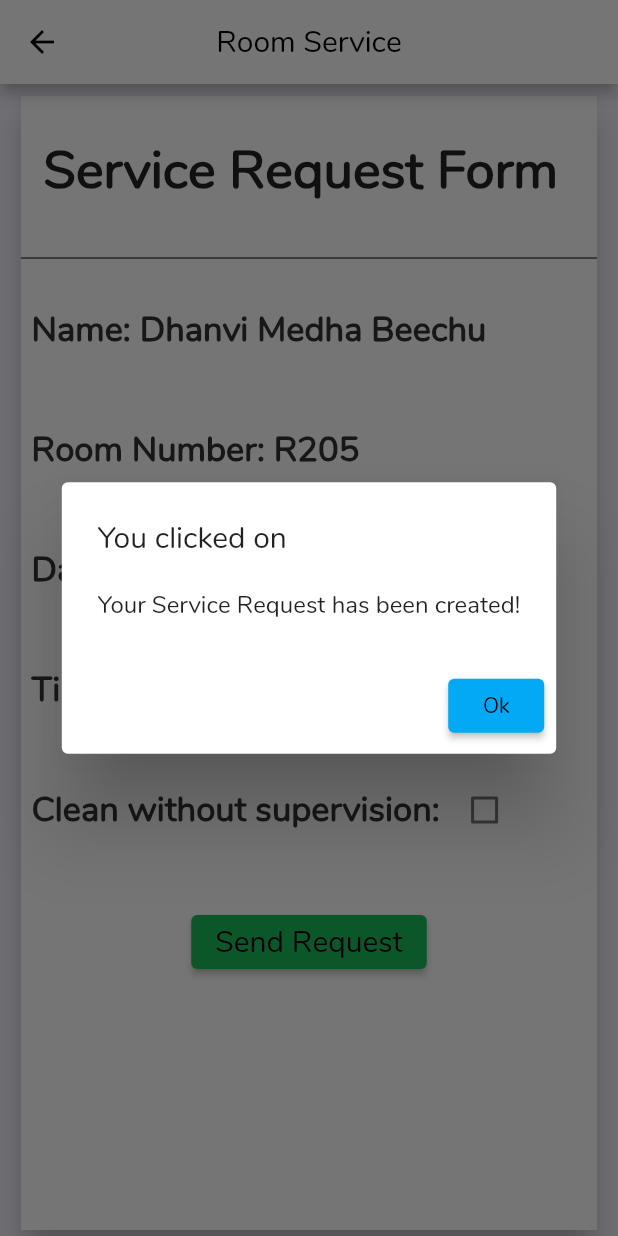
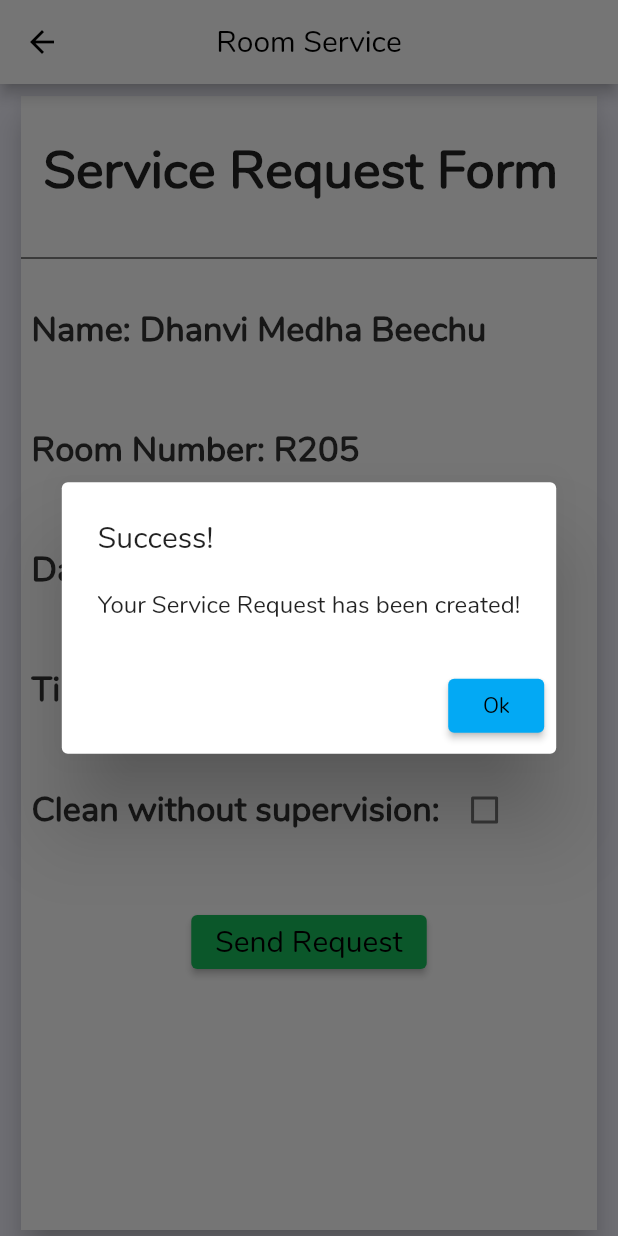
Before and after one commit to unbalancedvariance/CampusAutomation, a Flutter app: the SignUpPage screen opened by its route, after a tap on "Send Request", on a phone screen of 412 x 824 dp. Run offline on Flutter 3.47's test engine with Material 2 defaults, Android fonts, the phone set to English and light mode, and no system bars.

Commit message:
Update form.dart

```diff
--- a/campus_automation/lib/form.dart
+++ b/campus_automation/lib/form.dart
@@ -1,5 +1,8 @@
+import 'dart:convert';
+import 'queries.dart';
 import 'package:flutter/cupertino.dart';
 import 'package:flutter/material.dart';
+import 'package:http/http.dart' as http;
 import 'size_config.dart';
 import 'home_page.dart';
 
@@ -7,11 +10,11 @@ import 'home_page.dart';
 class SignUpPage extends StatefulWidget {
   static String tag = 'form';
   @override
-  _SignUpPageStage createState() => _SignUpPageStage();
+  _SignUpPageState createState() => _SignUpPageState();
 }
 
 
-class _SignUpPageStage extends State<SignUpPage> {
+class _SignUpPageState extends State<SignUpPage> {
   @override
   Widget build(BuildContext context) {
     return Scaffold(
@@ -45,7 +48,7 @@ class _MycardWidgetState extends State<MyCardWidget>{
         child: Container(
           width: SizeConfig.screenWidth,
           height: SizeConfig.screenHeight,
-          padding: new EdgeInsets.fromLTRB(4, 4, 4, 0),
+          padding:  EdgeInsets.fromLTRB(4, 4, 4, 0),
           child: Card(
             shape: RoundedRectangleBorder(
               //  borderRadius: BorderRadius.circular(15.0),
@@ -269,11 +272,32 @@ class _MycardWidgetState extends State<MyCardWidget>{
     );
 
   }
+  /*Future<http.Response> createAlbum(String title) async {
+    final response = await http.post(
+      Uri.parse('https://jsonplaceholder.typicode.com/albums'),
+      headers: <String, String>{
+        'Content-Type': 'application/json; charset=UTF-8',
+      },
+      body: jsonEncode(<String, String>{
+        'title': title,
+      }),
+    );
+
+    if (response.statusCode == 201) {
+      // If the server did return a 201 CREATED response,
+      // then parse the JSON.
+      //
+     // debugPrint();
+      //return Album.fromJson(jsonDecode(response.body));
+    }
+    else throw  Exception();
+
+  }  */
   void showAlertDialog(BuildContext context) => showDialog(
       context: context, barrierDismissible: false, // user must tap button!
       builder: (BuildContext context) {
-        return new AlertDialog(
-          title: new Text('You clicked on'),
+        return  AlertDialog(
+          title: new Text('Success!'),
           content: new SingleChildScrollView(
             child: new ListBody(
               children: [
@@ -282,13 +306,22 @@ class _MycardWidgetState extends State<MyCardWidget>{
             ),
           ),
           actions: [
-            new ElevatedButton(
-              child: new Text('Ok'),
+             ElevatedButton(
+              child: Text('Ok'),
               onPressed: () {
+                query q = query(pickeddate.year,pickeddate.month,pickeddate.day,pickeddate.hour,pickeddate.minute);
+                http.post(
+                  Uri.parse('https://jsonplaceholder.typicode.com/albums'),
+                  headers: <String, String>{
+                    'Content-Type': 'application/json; charset=UTF-8',
+                  },
+                  body: jsonEncode(q.toJson()),
+                );
+               // http://9537-103-197-113-75.ngrok.io
                 Navigator.of(context).pop();
                 Navigator.of(context).pushNamed(HomePage.tag);
-              },
-            ),
+        },
+        ),
           ],
         );
       },
```
